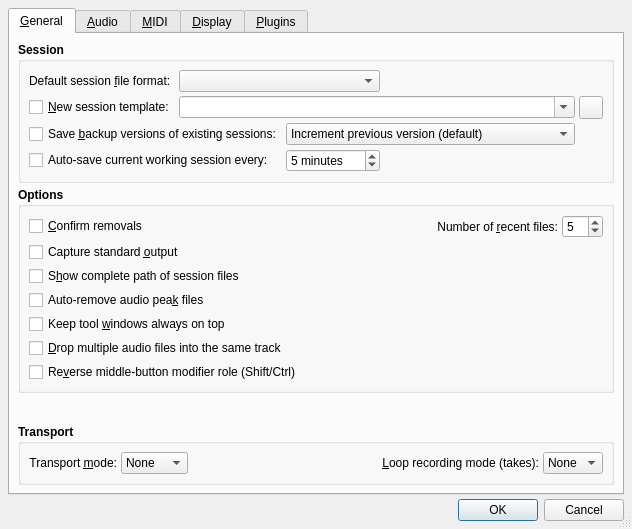
Above: src/qtractorOptionsForm.ui from rncbc/qtractor before the change. Below: the same form after it.
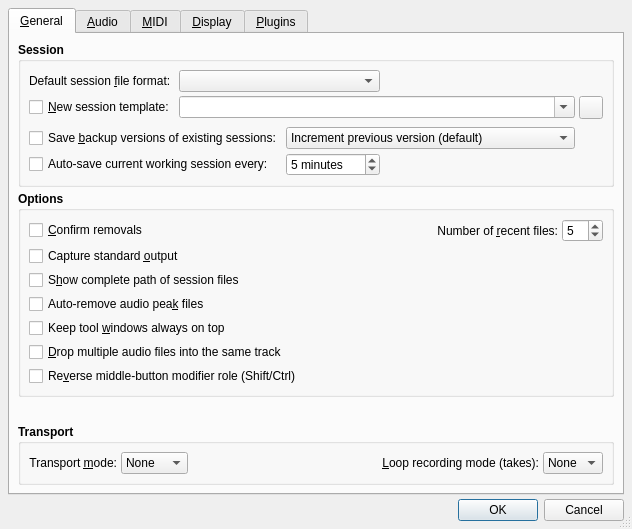
That is the form after the change. Icons and pictures are not drawn.

The edit to the form file:
```diff
--- a/src/qtractorOptionsForm.ui
+++ b/src/qtractorOptionsForm.ui
@@ -188,7 +188,20 @@
             </property>
            </widget>
           </item>
-          <item row="2" column="0" colspan="2">
+          <item row="2" column="0" colspan="5">
+           <spacer>
+            <property name="orientation">
+             <enum>Qt::Vertical</enum>
+            </property>
+            <property name="sizeHint">
+             <size>
+              <width>20</width>
+			  <height>4</height>
+             </size>
+            </property>
+           </spacer>
+          </item>
+          <item row="3" column="0" colspan="2">
            <widget class="QCheckBox" name="SessionBackupCheckBox">
             <property name="font">
              <font>
@@ -204,7 +217,7 @@
             </property>
            </widget>
           </item>
-          <item row="2" column="2" colspan="3">
+          <item row="3" column="2" colspan="3">
            <widget class="QComboBox" name="SessionBackupModeComboBox">
             <property name="font">
              <font>
@@ -227,7 +240,7 @@
             </item>
            </widget>
           </item>
-		  <item row="3" column="0" colspan="2">
+          <item row="4" column="0" colspan="2">
 		   <widget class="QCheckBox" name="SessionAutoSaveCheckBox">
 			<property name="font">
 			 <font>
@@ -243,7 +256,7 @@
 			</property>
 		   </widget>
 		  </item>
-		  <item row="3" column="2">
+          <item row="4" column="2">
 		   <widget class="QSpinBox" name="SessionAutoSaveSpinBox">
 			<property name="font">
 			 <font>
```
Lines whose indentation alone changed are shown as unchanged.
